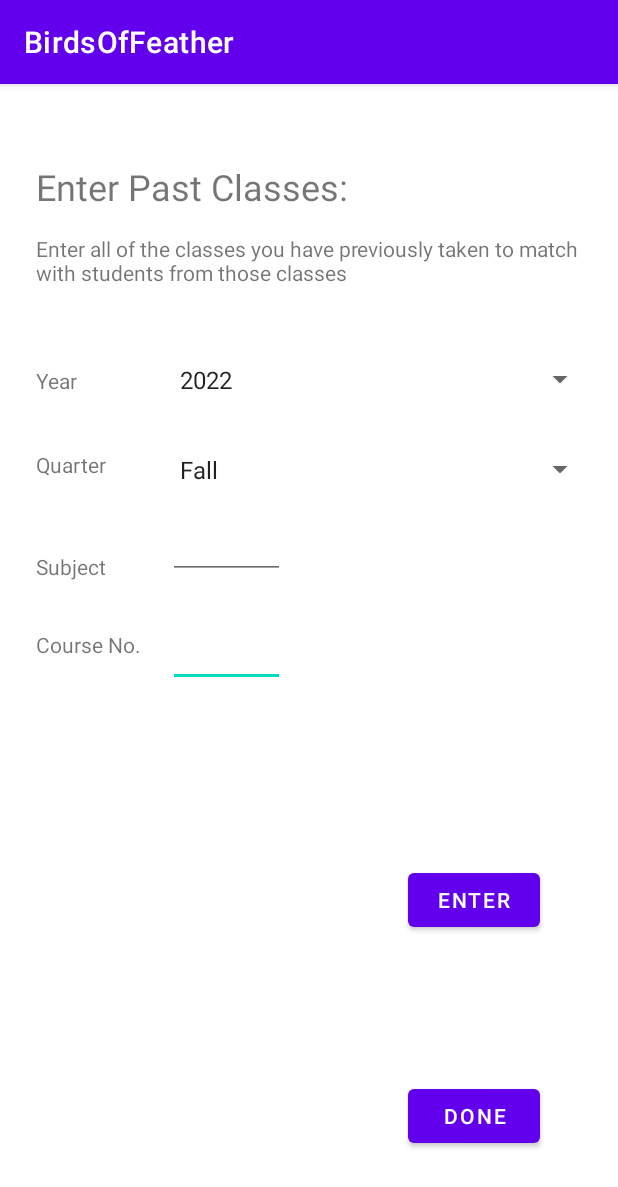
After one commit to CSE-110-Winter-2022/birds-of-a-feather-team-11, an Android app: the EnterClasses screen opened directly, with no data from a screen before it, on a phone screen of 412 x 824 dp. The commit adds this screen. Shown: the top 1187 px of the screen. Run offline under Robolectric (Android 15) with nearby library versions, the phone set to English and light mode, and no system bars.

Commit message:
Initial UI

```diff
--- a/app/src/main/AndroidManifest.xml
+++ b/app/src/main/AndroidManifest.xml
@@ -9,6 +9,9 @@
         android:roundIcon="@mipmap/ic_launcher_round"
         android:supportsRtl="true"
         android:theme="@style/Theme.BirdsOfFeather">
+        <activity
+            android:name=".EnterClasses"
+            android:exported="false" />
         <activity
             android:name=".MainActivity"
             android:exported="true"
--- /dev/null
+++ b/app/src/main/java/com/example/birdsoffeather/EnterClasses.java
@@ -0,0 +1,41 @@
+package com.example.birdsoffeather;
+
+import androidx.appcompat.app.AppCompatActivity;
+
+import android.os.Bundle;
+import android.view.View;
+import android.widget.AdapterView;
+import android.widget.ArrayAdapter;
+import android.widget.Spinner;
+public class EnterClasses extends AppCompatActivity{
+
+    @Override
+    protected void onCreate(Bundle savedInstanceState) {
+        super.onCreate(savedInstanceState);
+        setContentView(R.layout.activity_enter_classes);
+
+        Spinner yearSpinner = (Spinner) findViewById(R.id.year_input);
+        ArrayAdapter<CharSequence> yearAdapter = ArrayAdapter.createFromResource(this,
+                R.array.years_array, android.R.layout.simple_spinner_item);
+        yearAdapter.setDropDownViewResource(android.R.layout.simple_spinner_dropdown_item);
+        yearSpinner.setAdapter(yearAdapter);
+        /*yearSpinner.setOnItemSelectedListener(new AdapterView.OnItemSelectedListener() {
+            @Override
+            public void onItemSelected(AdapterView<?> adapterView, View view, int i, long l) {
+
+            }
+
+            @Override
+            public void onNothingSelected(AdapterView<?> adapterView) {
+
+            }
+        });*/
+
+        Spinner quarterSpinner = (Spinner) findViewById(R.id.quarter_input);
+        ArrayAdapter<CharSequence> quarterAdapter = ArrayAdapter.createFromResource(this,
+                R.array.quarters_array, android.R.layout.simple_spinner_item);
+        quarterAdapter.setDropDownViewResource(android.R.layout.simple_spinner_dropdown_item);
+        quarterSpinner.setAdapter(quarterAdapter);
+
+    }
+}
--- a/app/src/main/java/com/example/birdsoffeather/MainActivity.java
+++ b/app/src/main/java/com/example/birdsoffeather/MainActivity.java
@@ -1,5 +1,6 @@
 package com.example.birdsoffeather;
 
+import android.content.Intent;
 import android.os.Bundle;
 
 import com.google.android.material.snackbar.Snackbar;
@@ -73,4 +74,9 @@ public class MainActivity extends AppCompatActivity {
         return NavigationUI.navigateUp(navController, appBarConfiguration)
                 || super.onSupportNavigateUp();
     }
+
+    public void onButtonClick(View view) {
+        Intent intent = new Intent(this, EnterClasses.class);
+        startActivity(intent);
+    }
 }
--- /dev/null
+++ b/app/src/main/res/layout/activity_enter_classes.xml
@@ -0,0 +1,131 @@
+<?xml version="1.0" encoding="utf-8"?>
+<androidx.constraintlayout.widget.ConstraintLayout xmlns:android="http://schemas.android.com/apk/res/android"
+    xmlns:app="http://schemas.android.com/apk/res-auto"
+    xmlns:tools="http://schemas.android.com/tools"
+    android:layout_width="match_parent"
+    android:layout_height="match_parent"
+    tools:context=".EnterClasses">
+
+    <TextView
+        android:id="@+id/classes_view"
+        android:layout_width="263dp"
+        android:layout_height="34dp"
+        android:layout_marginStart="24dp"
+        android:layout_marginTop="52dp"
+        android:text="@string/classes"
+        android:textSize="24sp"
+        app:layout_constraintStart_toStartOf="parent"
+        app:layout_constraintTop_toTopOf="parent" />
+
+    <Button
+        android:id="@+id/enter_btn"
+        android:layout_width="wrap_content"
+        android:layout_height="wrap_content"
+        android:layout_marginTop="520dp"
+        android:layout_marginEnd="52dp"
+        android:text="@string/enter"
+        app:layout_constraintEnd_toEndOf="parent"
+        app:layout_constraintTop_toTopOf="parent" />
+
+    <Button
+        android:id="@+id/done_btn"
+        android:layout_width="wrap_content"
+        android:layout_height="wrap_content"
+        android:layout_marginEnd="52dp"
+        android:layout_marginBottom="56dp"
+        android:text="@string/done"
+        app:layout_constraintBottom_toBottomOf="parent"
+        app:layout_constraintEnd_toEndOf="parent" />
+
+    <Spinner
+        android:id="@+id/year_input"
+        android:layout_width="285dp"
+        android:layout_height="26dp"
+        android:layout_marginStart="112dp"
+        android:layout_marginTop="184dp"
+        android:spinnerMode="dropdown"
+        app:layout_constraintStart_toStartOf="parent"
+        app:layout_constraintTop_toTopOf="parent" />
+
+    <EditText
+        android:id="@+id/course_nbr_input"
+        android:layout_width="78dp"
+        android:layout_height="54dp"
+        android:layout_marginStart="112dp"
+        android:layout_marginTop="348dp"
+        android:ems="10"
+        android:inputType="textPersonName"
+        app:layout_constraintStart_toStartOf="parent"
+        app:layout_constraintTop_toTopOf="parent" />
+
+    <TextView
+        android:id="@+id/quarter_view"
+        android:layout_width="wrap_content"
+        android:layout_height="wrap_content"
+        android:layout_marginStart="24dp"
+        android:layout_marginTop="244dp"
+        android:text="@string/quarter"
+        app:layout_constraintStart_toStartOf="parent"
+        app:layout_constraintTop_toTopOf="parent" />
+
+    <TextView
+        android:id="@+id/year_view"
+        android:layout_width="wrap_content"
+        android:layout_height="wrap_content"
+        android:layout_marginStart="24dp"
+        android:layout_marginTop="188dp"
+        android:text="@string/year"
+        app:layout_constraintStart_toStartOf="parent"
+        app:layout_constraintTop_toTopOf="parent" />
+
+    <EditText
+        android:id="@+id/subject_input"
+        android:layout_width="78dp"
+        android:layout_height="42dp"
+        android:layout_marginStart="112dp"
+        android:layout_marginTop="288dp"
+        android:ems="10"
+        android:inputType="textPersonName"
+        app:layout_constraintStart_toStartOf="parent"
+        app:layout_constraintTop_toTopOf="parent" />
+
+    <Spinner
+        android:id="@+id/quarter_input"
+        android:layout_width="285dp"
+        android:layout_height="26dp"
+        android:layout_marginStart="112dp"
+        android:layout_marginTop="244dp"
+        app:layout_constraintStart_toStartOf="parent"
+        app:layout_constraintTop_toTopOf="parent" />
+
+    <TextView
+        android:id="@+id/course_nbr_view"
+        android:layout_width="wrap_content"
+        android:layout_height="wrap_content"
+        android:layout_marginStart="24dp"
+        android:layout_marginTop="364dp"
+        android:text="@string/course_no"
+        app:layout_constraintStart_toStartOf="parent"
+        app:layout_constraintTop_toTopOf="parent" />
+
+    <TextView
+        android:id="@+id/subject_view"
+        android:layout_width="wrap_content"
+        android:layout_height="wrap_content"
+        android:layout_marginStart="24dp"
+        android:layout_marginTop="312dp"
+        android:text="@string/subject"
+        app:layout_constraintStart_toStartOf="parent"
+        app:layout_constraintTop_toTopOf="parent" />
+
+    <TextView
+        android:id="@+id/description"
+        android:layout_width="370dp"
+        android:layout_height="44dp"
+        android:layout_marginStart="24dp"
+        android:layout_marginTop="100dp"
+        android:text="@string/enter_classes_description"
+        app:layout_constraintStart_toStartOf="parent"
+        app:layout_constraintTop_toTopOf="parent" />
+
+</androidx.constraintlayout.widget.ConstraintLayout>
--- a/app/src/main/res/layout/fragment_first.xml
+++ b/app/src/main/res/layout/fragment_first.xml
@@ -25,4 +25,15 @@
         app:layout_constraintEnd_toEndOf="parent"
         app:layout_constraintStart_toStartOf="parent"
         app:layout_constraintTop_toBottomOf="@id/textview_first" />
+
+    <Button
+        android:id="@+id/button"
+        android:layout_width="wrap_content"
+        android:layout_height="wrap_content"
+        android:layout_marginStart="104dp"
+        android:layout_marginBottom="148dp"
+        android:text="Test Enter Classes"
+        android:onClick="onButtonClick"
+        app:layout_constraintBottom_toBottomOf="parent"
+        app:layout_constraintStart_toStartOf="parent" />
 </androidx.constraintlayout.widget.ConstraintLayout>
--- a/app/src/main/res/values/strings.xml
+++ b/app/src/main/res/values/strings.xml
@@ -9,4 +9,33 @@
 
     <string name="hello_first_fragment">Hello first fragment</string>
     <string name="hello_second_fragment">Hello second fragment. Arg: %1$s</string>
+    <string name="course_no">Course No.</string>
+    <string name="subject">Subject</string>
+    <string name="quarter">Quarter</string>
+    <string name="year">Year</string>
+    <string name="done">Done</string>
+    <string name="enter">Enter</string>
+    <string name="classes">Enter Past Classes:</string>
+    <string name="enter_classes_description">Enter all of the classes you have previously taken to match with students from those classes</string>
+
+    <string-array name="years_array">
+        <item>2022</item>
+        <item>2021</item>
+        <item>2020</item>
+        <item>2019</item>
+        <item>2018</item>
+        <item>2017</item>
+        <item>2016</item>
+        <item>2015</item>
+    </string-array>
+
+    <string-array name="quarters_array">
+        <item>Fall</item>
+        <item>Winter</item>
+        <item>Spring</item>
+        <item>Summer Session 1</item>
+        <item>Summer Session 2</item>
+        <item>Special Summer Session</item>
+    </string-array>
+
 </resources>
```
